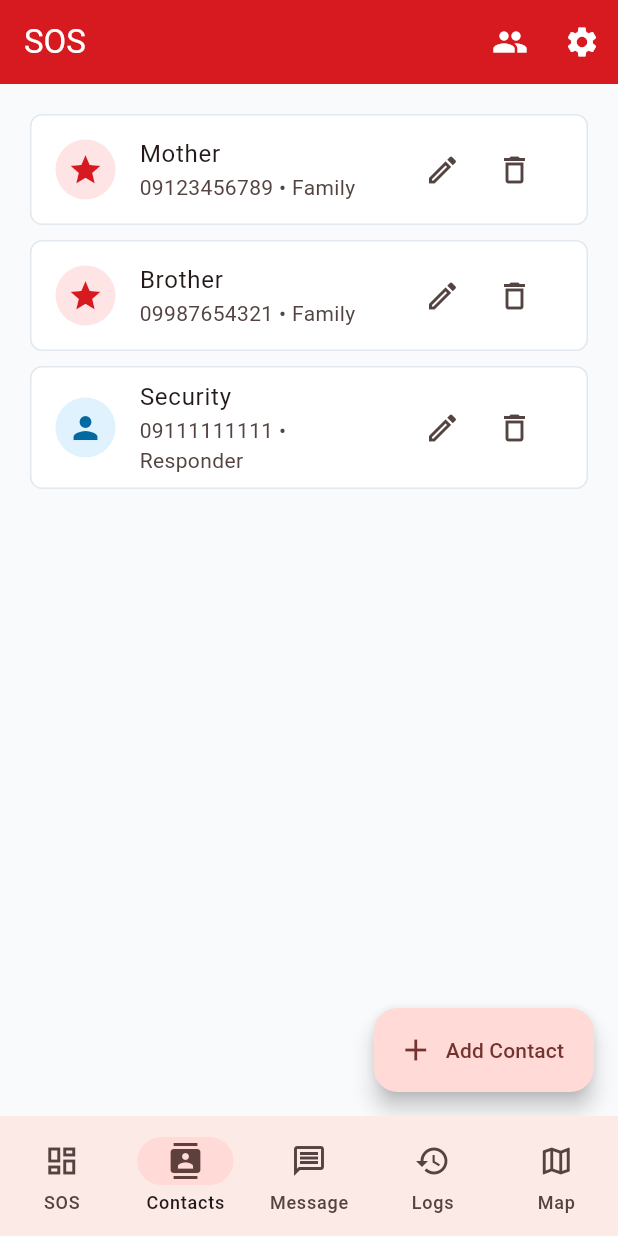
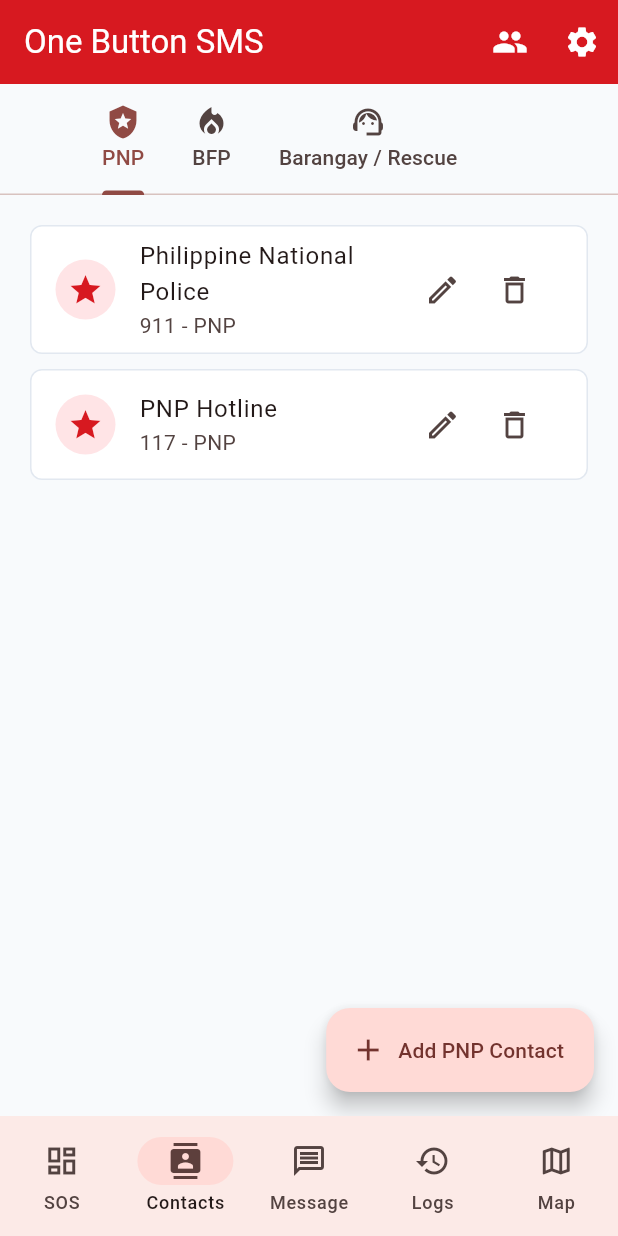
Before and after one commit to ZaneIsNotCoding/One-Button-Sms, a Flutter app: the screen it shows after launch, item 2 of the bottom bar chosen, on a phone screen of 412 x 824 dp. Run offline on Flutter 3.47's test engine with Material 3 defaults, Android fonts, the phone set to English and light mode, and no system bars.

Commit message:
Group SOS contacts by responder

```diff
--- a/lib/main.dart
+++ b/lib/main.dart
@@ -325,29 +325,11 @@
   late bool permissionsGranted;
   DeviceLocation? currentLocation;
   bool refreshingLocation = false;
+  bool sendingAlert = false;
   String emergencyMessage =
       'Emergency Alert! I need assistance. Please contact me immediately.';
 
-  final contacts = <EmergencyContact>[
-    const EmergencyContact(
-      name: 'Mother',
-      number: '09123456789',
-      relationship: 'Family',
-      priority: true,
-    ),
-    const EmergencyContact(
-      name: 'Brother',
-      number: '09987654321',
-      relationship: 'Family',
-      priority: true,
-    ),
-    const EmergencyContact(
-      name: 'Security',
-      number: '09111111111',
-      relationship: 'Responder',
-    ),
-  ];
-
+  late final Map<String, List<EmergencyContact>> emergencyContacts;
   final logs = <SmsLog>[];
 
   @override
@@ -355,28 +337,33 @@
     super.initState();
     permissionsGranted = widget.permissionsGranted;
     currentLocation = widget.initialLocation;
+    emergencyContacts = {
+      for (final type in emergencyTypes) type.id: [...type.agencyContacts],
+    };
   }
 
   @override
   Widget build(BuildContext context) {
     final pages = [
       DashboardTab(
-        contacts: contacts,
+        contactCount: emergencyContacts[selectedEmergencyId]?.length ?? 0,
         emergencyTypes: emergencyTypes,
         selectedEmergencyId: selectedEmergencyId,
         includeLocation: includeLocation,
         currentLocation: currentLocation,
         permissionsGranted: permissionsGranted,
+        sendingAlert: sendingAlert,
         onEmergencySelected: (id) => setState(() => selectedEmergencyId = id),
         onSendAlert: confirmAlert,
         onRefreshLocation: refreshLocation,
       ),
       ContactsTab(
-        contacts: contacts,
-        onAdd: () => editContact(),
+        emergencyTypes: emergencyTypes,
+        emergencyContacts: emergencyContacts,
+        onAdd: (typeId) => editContact(typeId),
         onEdit: editContact,
-        onDelete: (contact) {
-          setState(() => contacts.remove(contact));
+        onDelete: (typeId, contact) {
+          setState(() => emergencyContacts[typeId]?.remove(contact));
         },
       ),
       MessageTab(
@@ -396,7 +383,7 @@
 
     return Scaffold(
       appBar: AppBar(
-        title: const Text('SOS'),
+        title: const Text('One Button SMS'),
         backgroundColor: const Color(0xFFD71920),
         foregroundColor: Colors.white,
         actions: [
@@ -474,6 +461,8 @@
   }
 
   Future<void> confirmAlert() async {
+    if (sendingAlert) return;
+
     final messenger = ScaffoldMessenger.of(context);
     final emergencyType = emergencyTypes.firstWhere(
       (type) => type.id == selectedEmergencyId,
@@ -488,29 +477,7 @@
       return;
     }
 
-    final confirmed = await showDialog<bool>(
-      context: context,
-      builder: (context) => AlertDialog(
-        title: Text('Send ${emergencyType.agency} SOS?'),
-        content: Text(
-          'This will send your location and alert message to ${recipients.length} recipient(s).',
-        ),
-        actions: [
-          TextButton(
-            onPressed: () => Navigator.pop(context, false),
-            child: const Text('Cancel'),
-          ),
-          FilledButton.icon(
-            onPressed: () => Navigator.pop(context, true),
-            icon: const Icon(Icons.sms),
-            label: const Text('Send Alert'),
-          ),
-        ],
-      ),
-    );
-
-    if (confirmed != true) return;
-    if (!mounted) return;
+    setState(() => sendingAlert = true);
 
     DeviceLocation? location = currentLocation;
     if (includeLocation) {
@@ -528,6 +495,7 @@
     if (!mounted) return;
 
     setState(() {
+      sendingAlert = false;
       for (final contact in recipients) {
         logs.insert(
           0,
@@ -547,10 +515,7 @@
   }
 
   List<EmergencyContact> emergencyRecipients(EmergencyTypeData emergencyType) {
-    final recipients = <EmergencyContact>[
-      ...emergencyType.agencyContacts,
-      ...contacts,
-    ];
+    final recipients = emergencyContacts[emergencyType.id] ?? [];
     final seen = <String>{};
 
     return recipients.where((contact) {
@@ -573,7 +538,7 @@
     return '${emergencyType.messagePrefix}$locationText$customText';
   }
 
-  Future<void> editContact([EmergencyContact? existing]) async {
+  Future<void> editContact(String typeId, [EmergencyContact? existing]) async {
     final saved = await showDialog<EmergencyContact>(
       context: context,
       builder: (context) => ContactDialog(existing: existing),
@@ -583,6 +548,7 @@
     if (!mounted) return;
 
     setState(() {
+      final contacts = emergencyContacts[typeId] ??= [];
       if (existing == null) {
         contacts.add(saved);
       } else {
@@ -702,23 +668,25 @@
 class DashboardTab extends StatelessWidget {
   const DashboardTab({
     super.key,
-    required this.contacts,
+    required this.contactCount,
     required this.emergencyTypes,
     required this.selectedEmergencyId,
     required this.includeLocation,
     required this.currentLocation,
     required this.permissionsGranted,
+    required this.sendingAlert,
     required this.onEmergencySelected,
     required this.onSendAlert,
     required this.onRefreshLocation,
   });
 
-  final List<EmergencyContact> contacts;
+  final int contactCount;
   final List<EmergencyTypeData> emergencyTypes;
   final String selectedEmergencyId;
   final bool includeLocation;
   final DeviceLocation? currentLocation;
   final bool permissionsGranted;
+  final bool sendingAlert;
   final ValueChanged<String> onEmergencySelected;
   final VoidCallback onSendAlert;
   final VoidCallback onRefreshLocation;
@@ -802,7 +770,7 @@
         Expanded(
           child: Center(
             child: GestureDetector(
-              onTap: onSendAlert,
+              onTap: sendingAlert ? null : onSendAlert,
               child: Container(
                 width: 224,
                 height: 224,
@@ -825,8 +793,12 @@
                       shape: BoxShape.circle,
                       color: selectedEmergency.color,
                     ),
-                    child: const Center(
-                      child: Text(
+                    child: Center(
+                      child: sendingAlert
+                          ? const CircularProgressIndicator(
+                              color: Colors.white,
+                            )
+                          : const Text(
                               'SOS',
                               style: TextStyle(
                                 color: Colors.white,
@@ -854,7 +826,7 @@
               ),
               const SizedBox(height: 6),
               Text(
-                '${selectedEmergency.description} • ${contacts.length} saved contact(s)',
+                '$contactCount ${selectedEmergency.agency} contact(s) ready',
                 textAlign: TextAlign.center,
                 style: const TextStyle(color: Colors.black54),
               ),
@@ -932,12 +904,59 @@
 class ContactsTab extends StatelessWidget {
   const ContactsTab({
     super.key,
+    required this.emergencyTypes,
+    required this.emergencyContacts,
+    required this.onAdd,
+    required this.onEdit,
+    required this.onDelete,
+  });
+
+  final List<EmergencyTypeData> emergencyTypes;
+  final Map<String, List<EmergencyContact>> emergencyContacts;
+  final ValueChanged<String> onAdd;
+  final void Function(String typeId, EmergencyContact contact) onEdit;
+  final void Function(String typeId, EmergencyContact contact) onDelete;
+
+  @override
+  Widget build(BuildContext context) {
+    return DefaultTabController(
+      length: emergencyTypes.length,
+      child: Scaffold(
+        appBar: TabBar(
+          isScrollable: true,
+          tabs: [
+            for (final type in emergencyTypes)
+              Tab(icon: Icon(type.icon), text: type.agency),
+          ],
+        ),
+        body: TabBarView(
+          children: [
+            for (final type in emergencyTypes)
+              AgencyContactsList(
+                type: type,
+                contacts: emergencyContacts[type.id] ?? const [],
+                onAdd: () => onAdd(type.id),
+                onEdit: (contact) => onEdit(type.id, contact),
+                onDelete: (contact) => onDelete(type.id, contact),
+              ),
+          ],
+        ),
+      ),
+    );
+  }
+}
+
+class AgencyContactsList extends StatelessWidget {
+  const AgencyContactsList({
+    super.key,
+    required this.type,
     required this.contacts,
     required this.onAdd,
     required this.onEdit,
     required this.onDelete,
   });
 
+  final EmergencyTypeData type;
   final List<EmergencyContact> contacts;
   final VoidCallback onAdd;
   final ValueChanged<EmergencyContact> onEdit;
@@ -946,7 +965,9 @@
   @override
   Widget build(BuildContext context) {
     return Scaffold(
-      body: ListView.separated(
+      body: contacts.isEmpty
+          ? Center(child: Text('No ${type.agency} contacts yet.'))
+          : ListView.separated(
               padding: const EdgeInsets.all(20),
               itemBuilder: (context, index) {
                 final contact = contacts[index];
@@ -961,14 +982,14 @@
                         ? const Color(0xFFFFE4E6)
                         : const Color(0xFFE0F2FE),
                     child: Icon(
-                contact.priority ? Icons.star : Icons.person,
+                      contact.priority ? Icons.star : type.icon,
                       color: contact.priority
                           ? const Color(0xFFD71920)
-                    : const Color(0xFF0369A1),
+                          : type.color,
                     ),
                   ),
                   title: Text(contact.name),
-            subtitle: Text('${contact.number} • ${contact.relationship}'),
+                  subtitle: Text('${contact.number} - ${contact.relationship}'),
                   trailing: Wrap(
                     children: [
                       IconButton(
@@ -991,7 +1012,7 @@
       floatingActionButton: FloatingActionButton.extended(
         onPressed: onAdd,
         icon: const Icon(Icons.add),
-        label: const Text('Add Contact'),
+        label: Text('Add ${type.agency} Contact'),
       ),
     );
   }
```
Lines whose indentation alone changed are shown as unchanged.
